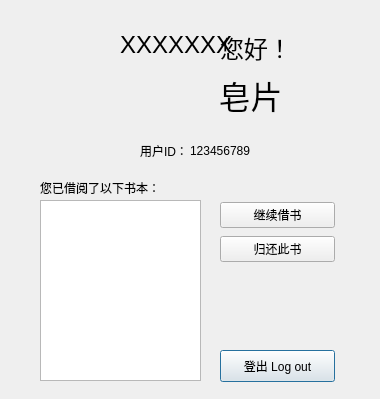
sxtyzhangzk/LiBrother, file LiBrother/LiBrotherClient/usermain.ui: the form before one commit.
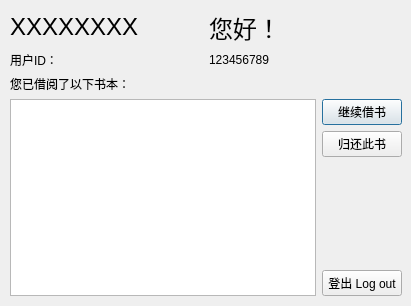
The form after the commit.

Commit message: [by chen wang]complete the mainwindow&&usermain&&userborrow&&login&&bookdata

Diff of the .ui file:
```diff
--- a/LiBrother/LiBrotherClient/usermain.ui
+++ b/LiBrother/LiBrotherClient/usermain.ui
@@ -6,123 +6,80 @@
    <rect>
     <x>0</x>
     <y>0</y>
-    <width>380</width>
-    <height>399</height>
+    <width>411</width>
+    <height>306</height>
    </rect>
   </property>
   <property name="windowTitle">
    <string>Dialog</string>
   </property>
-  <widget class="QLabel" name="label">
+  <widget class="QWidget" name="">
    <property name="geometry">
     <rect>
-     <x>220</x>
-     <y>30</y>
-     <width>61</width>
-     <height>31</height>
+     <x>10</x>
+     <y>10</y>
+     <width>392</width>
+     <height>286</height>
     </rect>
    </property>
-   <property name="text">
-    <string>&lt;html&gt;&lt;head/&gt;&lt;body&gt;&lt;p&gt;&lt;span style=&quot; font-size:18pt;&quot;&gt;您好！&lt;/span&gt;&lt;/p&gt;&lt;/body&gt;&lt;/html&gt;</string>
-   </property>
-  </widget>
+   <layout class="QVBoxLayout" name="verticalLayout_5">
+    <item>
+     <layout class="QVBoxLayout" name="verticalLayout_4">
+      <item>
+       <layout class="QHBoxLayout" name="horizontalLayout">
+        <item>
   <widget class="QLabel" name="label_2">
-   <property name="geometry">
-    <rect>
-     <x>120</x>
-     <y>30</y>
-     <width>111</width>
-     <height>31</height>
-    </rect>
-   </property>
    <property name="text">
     <string>&lt;html&gt;&lt;head/&gt;&lt;body&gt;&lt;p&gt;&lt;span style=&quot; font-size:18pt;&quot;&gt;XXXXXXXX&lt;/span&gt;&lt;/p&gt;&lt;/body&gt;&lt;/html&gt;</string>
    </property>
   </widget>
-  <widget class="QLabel" name="label_3">
-   <property name="geometry">
-    <rect>
-     <x>160</x>
-     <y>60</y>
-     <width>181</width>
-     <height>71</height>
-    </rect>
-   </property>
+        </item>
+        <item>
+         <widget class="QLabel" name="label">
    <property name="text">
-    <string>&lt;html&gt;&lt;head/&gt;&lt;body&gt;&lt;p align=&quot;center&quot;&gt;&lt;span style=&quot; font-size:24pt;&quot;&gt;皂片&lt;/span&gt;&lt;/p&gt;&lt;/body&gt;&lt;/html&gt;</string>
-   </property>
-  </widget>
+           <string>&lt;html&gt;&lt;head/&gt;&lt;body&gt;&lt;p&gt;&lt;span style=&quot; font-size:18pt;&quot;&gt;您好！&lt;/span&gt;&lt;/p&gt;&lt;/body&gt;&lt;/html&gt;</string>
+          </property>
+         </widget>
+        </item>
+       </layout>
+      </item>
+      <item>
+       <layout class="QHBoxLayout" name="horizontalLayout_3">
+        <item>
   <widget class="QLabel" name="label_4">
-   <property name="geometry">
-    <rect>
-     <x>140</x>
-     <y>140</y>
-     <width>51</width>
-     <height>21</height>
-    </rect>
-   </property>
    <property name="text">
     <string>用户ID：</string>
    </property>
   </widget>
+        </item>
+        <item>
   <widget class="QLabel" name="label_5">
-   <property name="geometry">
-    <rect>
-     <x>190</x>
-     <y>140</y>
-     <width>101</width>
-     <height>21</height>
-    </rect>
-   </property>
    <property name="text">
     <string>123456789</string>
    </property>
   </widget>
+        </item>
+       </layout>
+      </item>
+     </layout>
+    </item>
+    <item>
+     <layout class="QVBoxLayout" name="verticalLayout_3">
+      <item>
   <widget class="QLabel" name="label_6">
-   <property name="geometry">
-    <rect>
-     <x>40</x>
-     <y>180</y>
-     <width>141</width>
-     <height>16</height>
-    </rect>
-   </property>
    <property name="text">
     <string>您已借阅了以下书本：</string>
    </property>
   </widget>
-  <widget class="QPushButton" name="pushButton">
-   <property name="geometry">
-    <rect>
-     <x>220</x>
-     <y>350</y>
-     <width>115</width>
-     <height>32</height>
-    </rect>
-   </property>
-   <property name="text">
-    <string>登出 Log out</string>
-   </property>
-  </widget>
-  <widget class="QListWidget" name="listWidget">
-   <property name="geometry">
-    <rect>
-     <x>40</x>
-     <y>200</y>
-     <width>161</width>
-     <height>181</height>
-    </rect>
-   </property>
-  </widget>
-  <widget class="QWidget" name="">
-   <property name="geometry">
-    <rect>
-     <x>220</x>
-     <y>200</y>
-     <width>115</width>
-     <height>66</height>
-    </rect>
-   </property>
+      </item>
+      <item>
+       <layout class="QHBoxLayout" name="horizontalLayout_2">
+        <item>
+         <widget class="QListWidget" name="listWidget"/>
+        </item>
+        <item>
+         <layout class="QVBoxLayout" name="verticalLayout_2">
+          <item>
    <layout class="QVBoxLayout" name="verticalLayout">
     <item>
      <widget class="QPushButton" name="pushButton_2">
@@ -137,6 +94,34 @@
        <string>归还此书</string>
       </property>
      </widget>
+            </item>
+           </layout>
+          </item>
+          <item>
+           <spacer name="verticalSpacer">
+            <property name="orientation">
+             <enum>Qt::Vertical</enum>
+            </property>
+            <property name="sizeHint" stdset="0">
+             <size>
+              <width>20</width>
+              <height>40</height>
+             </size>
+            </property>
+           </spacer>
+          </item>
+          <item>
+           <widget class="QPushButton" name="pushButton">
+            <property name="text">
+             <string>登出 Log out</string>
+            </property>
+           </widget>
+          </item>
+         </layout>
+        </item>
+       </layout>
+      </item>
+     </layout>
     </item>
    </layout>
   </widget>
```
Lines whose indentation alone changed are shown as unchanged. The commit also changes 13 other files.
